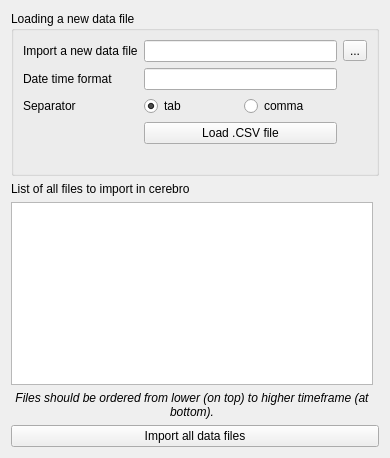
Before: the Qt Designer form ui/loadDataFiles.ui in Skinok/backtrader-pyqt-ui, drawn with Qt 5.
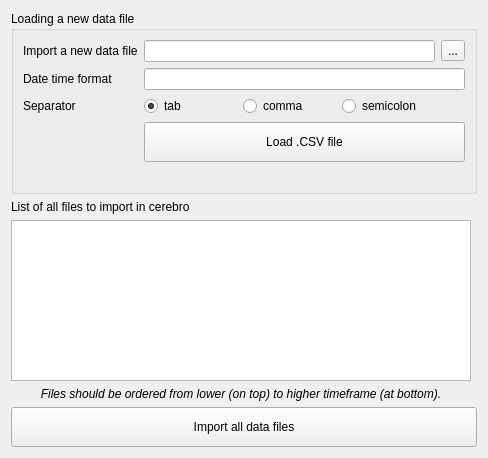
After: the same form once the commit is applied.

What changed in the file:
```diff
--- a/ui/loadDataFiles.ui
+++ b/ui/loadDataFiles.ui
@@ -6,7 +6,7 @@
    <rect>
     <x>0</x>
     <y>0</y>
-    <width>390</width>
+    <width>488</width>
     <height>458</height>
    </rect>
   </property>
@@ -33,6 +33,12 @@
    </item>
    <item row="5" column="0" colspan="2">
     <widget class="QPushButton" name="importPB">
+     <property name="minimumSize">
+      <size>
+       <width>0</width>
+       <height>40</height>
+      </size>
+     </property>
      <property name="text">
       <string>Import all data files</string>
      </property>
@@ -47,6 +53,13 @@
       <string>Loading a new data file</string>
      </property>
      <layout class="QGridLayout" name="gridLayout">
+      <item row="3" column="3">
+       <widget class="QRadioButton" name="semicolonRB">
+        <property name="text">
+         <string>semicolon</string>
+        </property>
+       </widget>
+      </item>
       <item row="0" column="0">
        <widget class="QLabel" name="label">
         <property name="text">
@@ -54,16 +67,6 @@
         </property>
        </widget>
       </item>
-      <item row="0" column="1" colspan="2">
-       <widget class="QLineEdit" name="filePathLE"/>
-      </item>
-      <item row="0" column="3">
-       <widget class="QToolButton" name="openFilePB">
-        <property name="text">
-         <string>...</string>
-        </property>
-       </widget>
-      </item>
       <item row="1" column="0">
        <widget class="QLabel" name="label_3">
         <property name="text">
@@ -71,17 +74,14 @@
         </property>
        </widget>
       </item>
-      <item row="1" column="1" colspan="2">
-       <widget class="QLineEdit" name="datetimeFormatLE"/>
-      </item>
-      <item row="2" column="0">
+      <item row="3" column="0">
        <widget class="QLabel" name="label_2">
         <property name="text">
          <string>Separator</string>
         </property>
        </widget>
       </item>
-      <item row="2" column="1">
+      <item row="3" column="1">
        <widget class="QRadioButton" name="tabRB">
         <property name="text">
          <string>tab</string>
@@ -91,14 +91,40 @@
         </property>
        </widget>
       </item>
-      <item row="2" column="2">
+      <item row="3" column="2">
        <widget class="QRadioButton" name="commaRB">
         <property name="text">
          <string>comma</string>
         </property>
        </widget>
       </item>
-      <item row="4" column="0" colspan="3">
+      <item row="0" column="1" colspan="3">
+       <widget class="QLineEdit" name="filePathLE"/>
+      </item>
+      <item row="0" column="4">
+       <widget class="QToolButton" name="openFilePB">
+        <property name="text">
+         <string>...</string>
+        </property>
+       </widget>
+      </item>
+      <item row="1" column="1" colspan="4">
+       <widget class="QLineEdit" name="datetimeFormatLE"/>
+      </item>
+      <item row="4" column="1" colspan="4">
+       <widget class="QPushButton" name="loadFilePB">
+        <property name="minimumSize">
+         <size>
+          <width>0</width>
+          <height>40</height>
+         </size>
+        </property>
+        <property name="text">
+         <string>Load .CSV file</string>
+        </property>
+       </widget>
+      </item>
+      <item row="5" column="0" colspan="5">
        <widget class="QLabel" name="errorLabel">
         <property name="styleSheet">
          <string notr="true">color: red</string>
@@ -111,13 +137,6 @@
         </property>
        </widget>
       </item>
-      <item row="3" column="1" colspan="2">
-       <widget class="QPushButton" name="loadFilePB">
-        <property name="text">
-         <string>Load .CSV file</string>
-        </property>
-       </widget>
-      </item>
      </layout>
     </widget>
    </item>
```
